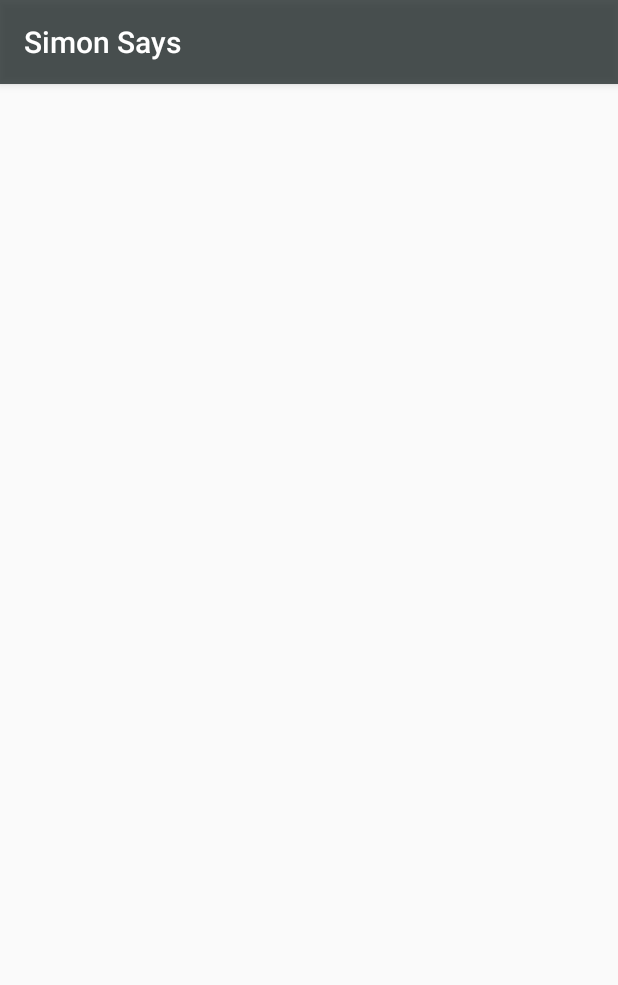
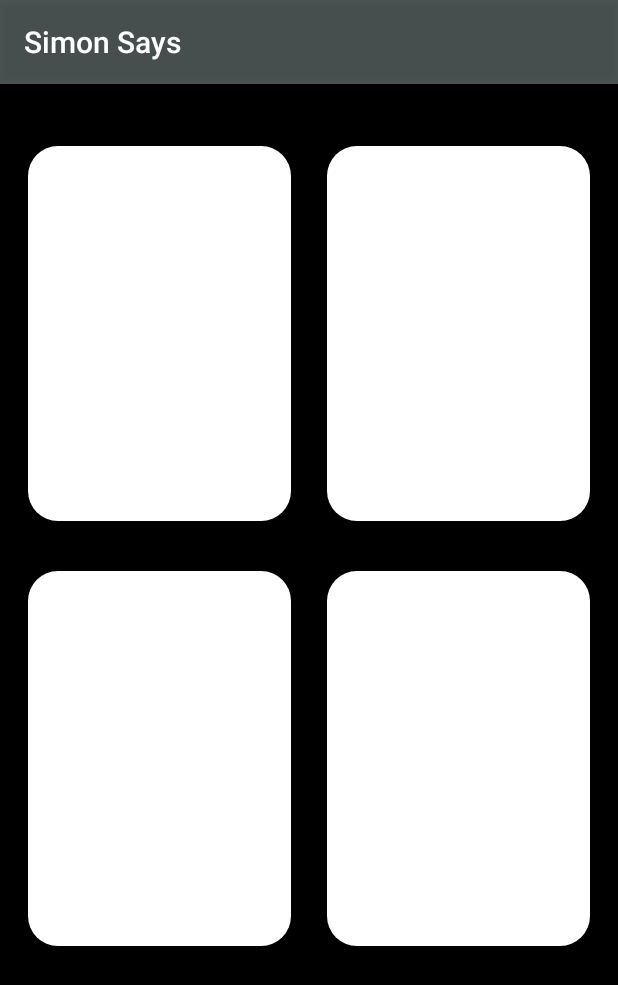
Before and after one commit to caramelnitro/SimonSays, an Android app: the TricksterActivity screen opened directly, with no data from a screen before it, on a phone screen of 412 x 824 dp. Shown: the top 985 px of the screen. Run offline under Robolectric (Android 15) with nearby library versions, the phone set to English and light mode, and no system bars.

Commit message:
Trickster update

```diff
--- /dev/null
+++ b/app/src/main/res/drawable/white_button.xml
@@ -0,0 +1,11 @@
+<?xml version="1.0" encoding="utf-8"?>
+<shape xmlns:android="http://schemas.android.com/apk/res/android"
+    android:shape="rectangle" >
+    <solid android:color="#FFFFFF"></solid>
+    <size
+        android:width="100dp"
+        android:height="50dp" />
+    <corners
+        android:radius="20dp" />
+
+</shape>
--- a/app/src/main/res/layout/activity_trickster.xml
+++ b/app/src/main/res/layout/activity_trickster.xml
@@ -1,6 +1,61 @@
 <?xml version="1.0" encoding="utf-8"?>
 <android.support.constraint.ConstraintLayout
-    xmlns:android="http://schemas.android.com/apk/res/android" android:layout_width="match_parent"
-    android:layout_height="match_parent">
+    xmlns:android="http://schemas.android.com/apk/res/android"
+    xmlns:app="http://schemas.android.com/apk/res-auto"
+    xmlns:tools="http://schemas.android.com/tools"
+    android:layout_width="match_parent"
+    android:layout_height="match_parent"
+    android:background="@color/colorPrimaryDark">
 
+    <Button
+        android:id="@+id/button"
+        android:layout_width="175dp"
+        android:layout_height="250dp"
+        android:layout_marginStart="30dp"
+        android:layout_marginTop="8dp"
+        android:layout_marginEnd="12dp"
+        android:background="@drawable/white_button"
+        app:layout_constraintBottom_toTopOf="@+id/button3"
+        app:layout_constraintEnd_toStartOf="@+id/button2"
+        app:layout_constraintStart_toStartOf="parent"
+        app:layout_constraintTop_toTopOf="parent" />
+
+    <Button
+        android:id="@+id/button4"
+        android:layout_width="175dp"
+        android:layout_height="250dp"
+        android:layout_marginStart="12dp"
+        android:layout_marginEnd="30dp"
+        android:layout_marginBottom="160dp"
+        android:background="@drawable/white_button"
+        app:layout_constraintBottom_toBottomOf="parent"
+        app:layout_constraintEnd_toEndOf="parent"
+        app:layout_constraintStart_toEndOf="@+id/button3"
+        app:layout_constraintTop_toBottomOf="@+id/button2" />
+
+    <Button
+        android:id="@+id/button3"
+        android:layout_width="175dp"
+        android:layout_height="250dp"
+        android:layout_marginStart="30dp"
+        android:layout_marginEnd="12dp"
+        android:layout_marginBottom="160dp"
+        android:background="@drawable/white_button"
+        app:layout_constraintBottom_toBottomOf="parent"
+        app:layout_constraintEnd_toStartOf="@+id/button4"
+        app:layout_constraintStart_toStartOf="parent"
+        app:layout_constraintTop_toBottomOf="@+id/button" />
+
+    <Button
+        android:id="@+id/button2"
+        android:layout_width="175dp"
+        android:layout_height="250dp"
+        android:layout_marginStart="12dp"
+        android:layout_marginTop="8dp"
+        android:layout_marginEnd="30dp"
+        android:background="@drawable/white_button"
+        app:layout_constraintBottom_toTopOf="@+id/button4"
+        app:layout_constraintEnd_toEndOf="parent"
+        app:layout_constraintStart_toEndOf="@+id/button"
+        app:layout_constraintTop_toTopOf="parent" />
 </android.support.constraint.ConstraintLayout>
```
